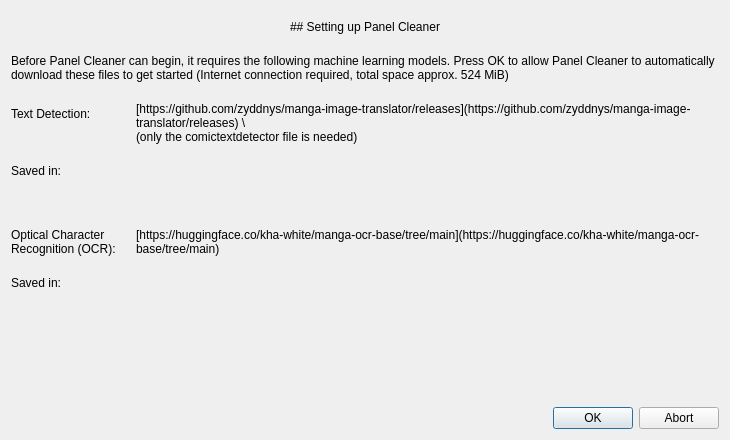
First picture: the form in ui_files/SetupGreeter.ui, repository VoxelCubes/PanelCleaner, before the edit.
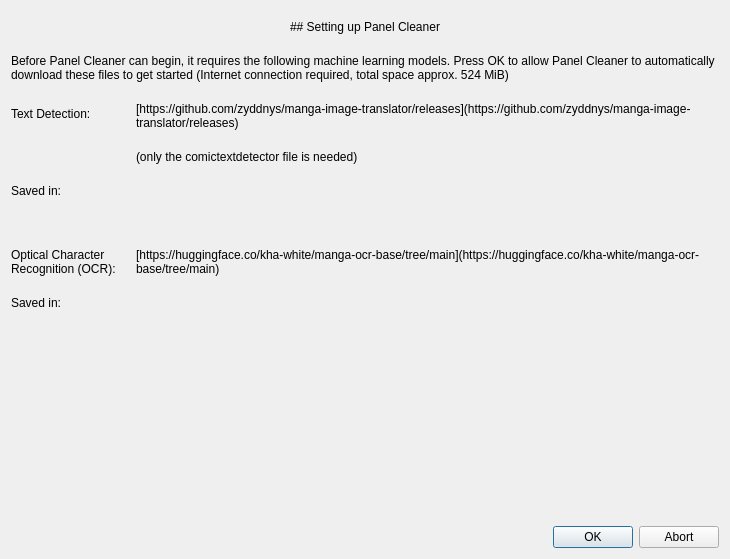
Second picture: the form after the edit.

Commit message: mark certain labels as non-translatable

What changed in the file:
```diff
--- a/ui_files/SetupGreeter.ui
+++ b/ui_files/SetupGreeter.ui
@@ -7,7 +7,7 @@
     <x>0</x>
     <y>0</y>
     <width>730</width>
-    <height>440</height>
+    <height>559</height>
    </rect>
   </property>
   <property name="minimumSize">
@@ -73,32 +73,6 @@
        </property>
       </widget>
      </item>
-     <item row="0" column="1">
-      <widget class="QLabel" name="label_3">
-       <property name="sizePolicy">
-        <sizepolicy hsizetype="Expanding" vsizetype="Fixed">
-         <horstretch>0</horstretch>
-         <verstretch>0</verstretch>
-        </sizepolicy>
-       </property>
-       <property name="text">
-        <string>[https://github.com/zyddnys/manga-image-translator/releases](https://github.com/zyddnys/manga-image-translator/releases) \
-(only the comictextdetector file is needed)</string>
-       </property>
-       <property name="textFormat">
-        <enum>Qt::MarkdownText</enum>
-       </property>
-       <property name="wordWrap">
-        <bool>true</bool>
-       </property>
-       <property name="openExternalLinks">
-        <bool>true</bool>
-       </property>
-       <property name="textInteractionFlags">
-        <set>Qt::TextBrowserInteraction</set>
-       </property>
-      </widget>
-     </item>
      <item row="1" column="0">
       <widget class="QLabel" name="label_4">
        <property name="text">
@@ -226,6 +200,60 @@
        </property>
       </spacer>
      </item>
+     <item row="0" column="1">
+      <layout class="QVBoxLayout" name="verticalLayout_2">
+       <item>
+        <widget class="QLabel" name="label_6">
+         <property name="sizePolicy">
+          <sizepolicy hsizetype="Expanding" vsizetype="Fixed">
+           <horstretch>0</horstretch>
+           <verstretch>0</verstretch>
+          </sizepolicy>
+         </property>
+         <property name="text">
+          <string notr="true">[https://github.com/zyddnys/manga-image-translator/releases](https://github.com/zyddnys/manga-image-translator/releases)</string>
+         </property>
+         <property name="textFormat">
+          <enum>Qt::MarkdownText</enum>
+         </property>
+         <property name="wordWrap">
+          <bool>true</bool>
+         </property>
+         <property name="openExternalLinks">
+          <bool>true</bool>
+         </property>
+         <property name="textInteractionFlags">
+          <set>Qt::TextBrowserInteraction</set>
+         </property>
+        </widget>
+       </item>
+       <item>
+        <widget class="QLabel" name="label_11">
+         <property name="sizePolicy">
+          <sizepolicy hsizetype="Expanding" vsizetype="Fixed">
+           <horstretch>0</horstretch>
+           <verstretch>0</verstretch>
+          </sizepolicy>
+         </property>
+         <property name="text">
+          <string>(only the comictextdetector file is needed)</string>
+         </property>
+         <property name="textFormat">
+          <enum>Qt::MarkdownText</enum>
+         </property>
+         <property name="wordWrap">
+          <bool>true</bool>
+         </property>
+         <property name="openExternalLinks">
+          <bool>true</bool>
+         </property>
+         <property name="textInteractionFlags">
+          <set>Qt::TextBrowserInteraction</set>
+         </property>
+        </widget>
+       </item>
+      </layout>
+     </item>
     </layout>
    </item>
    <item>
```
Left out of the diff: 6 changed lines with no effect on the pictures. The commit also changes 15 other files.
